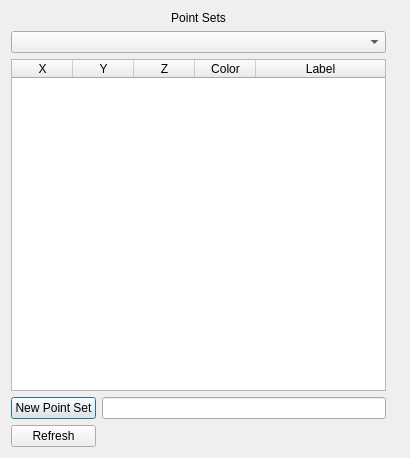
First picture: the form in rtUI/pointPlacement.ui, repository pengwg/vurtigo, before the edit.
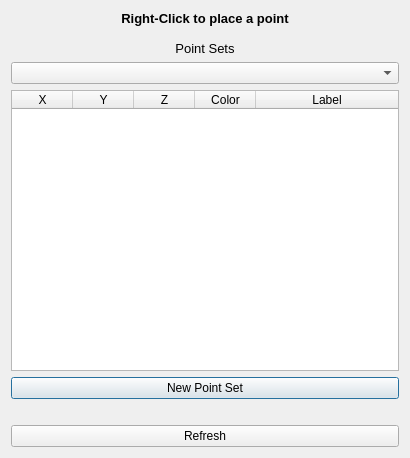
Second picture: the form after the edit.

Commit message: Usability improvements for registration+point placement

Diff of the .ui file:
```diff
--- a/rtUI/pointPlacement.ui
+++ b/rtUI/pointPlacement.ui
@@ -13,15 +13,17 @@
   <property name="windowTitle">
    <string>Point Placement Dialog</string>
   </property>
-  <layout class="QGridLayout" name="gridLayout">
-   <item row="0" column="0" colspan="2">
-    <layout class="QHBoxLayout" name="horizontalLayout_2">
-     <item>
       <layout class="QVBoxLayout" name="verticalLayout">
        <item>
         <widget class="QLabel" name="label">
          <property name="text">
-          <string>Point Sets</string>
+      <string>&lt;!DOCTYPE HTML PUBLIC &quot;-//W3C//DTD HTML 4.0//EN&quot; &quot;http://www.w3.org/TR/REC-html40/strict.dtd&quot;&gt;
+&lt;html&gt;&lt;head&gt;&lt;meta name=&quot;qrichtext&quot; content=&quot;1&quot; /&gt;&lt;style type=&quot;text/css&quot;&gt;
+p, li { white-space: pre-wrap; }
+&lt;/style&gt;&lt;/head&gt;&lt;body style=&quot; font-family:'Sans'; font-size:10pt; font-weight:400; font-style:normal;&quot;&gt;
+&lt;p style=&quot; margin-top:0px; margin-bottom:0px; margin-left:0px; margin-right:0px; -qt-block-indent:0; text-indent:0px;&quot;&gt;&lt;span style=&quot; font-weight:600;&quot;&gt;Right-Click to place a point&lt;/span&gt;&lt;/p&gt;
+&lt;p style=&quot;-qt-paragraph-type:empty; margin-top:0px; margin-bottom:0px; margin-left:0px; margin-right:0px; -qt-block-indent:0; text-indent:0px;&quot;&gt;&lt;/p&gt;
+&lt;p style=&quot; margin-top:0px; margin-bottom:0px; margin-left:0px; margin-right:0px; -qt-block-indent:0; text-indent:0px;&quot;&gt;Point Sets&lt;/p&gt;&lt;/body&gt;&lt;/html&gt;</string>
          </property>
          <property name="alignment">
           <set>Qt::AlignCenter</set>
@@ -72,11 +74,7 @@
          </column>
         </widget>
        </item>
-      </layout>
-     </item>
-    </layout>
-   </item>
-   <item row="1" column="0">
+   <item>
     <widget class="QPushButton" name="newPointsButton">
      <property name="toolTip">
       <string>Press to create a new 3D Point Buffer Object</string>
@@ -86,10 +84,14 @@
      </property>
     </widget>
    </item>
-   <item row="1" column="1">
-    <widget class="QLineEdit" name="newPointsName"/>
+   <item>
+    <widget class="QLabel" name="userInfo">
+     <property name="text">
+      <string/>
+     </property>
+    </widget>
    </item>
-   <item row="2" column="0">
+   <item>
     <widget class="QPushButton" name="refreshButton">
      <property name="toolTip">
       <string>Press to refresh the list of Point Sets</string>
@@ -99,13 +101,6 @@
      </property>
     </widget>
    </item>
-   <item row="2" column="2">
-    <widget class="QLabel" name="userInfo">
-     <property name="text">
-      <string/>
-     </property>
-    </widget>
-   </item>
   </layout>
  </widget>
  <resources/>
```
Left out of the diff: 6 changed lines with no effect on the pictures. Lines whose indentation alone changed are shown as unchanged. The commit also changes 5 other files.
